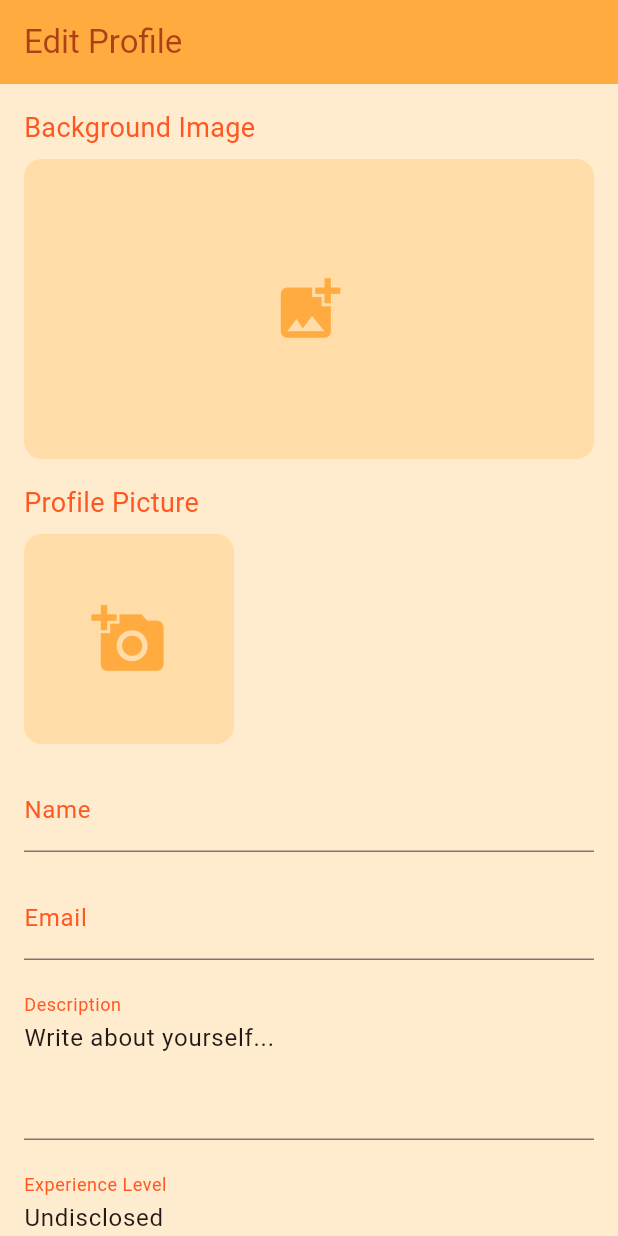
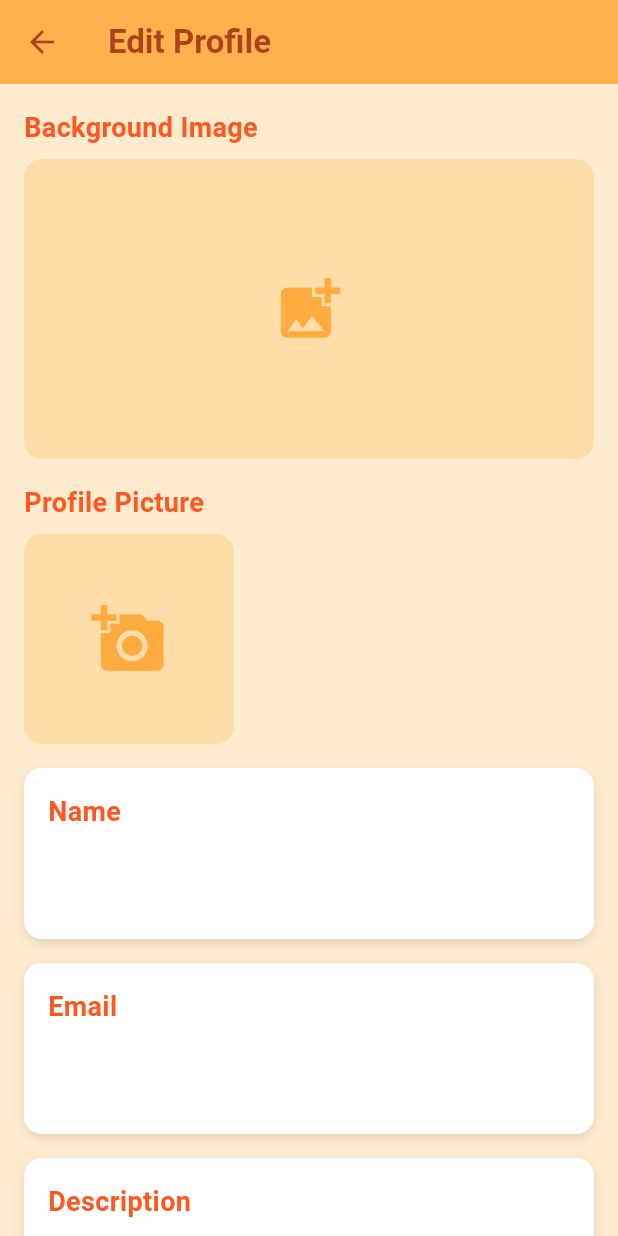
Before and after one commit to FontesTaken/EasyDish_app, a Flutter app: the EditProfilePage screen opened directly, on a phone screen of 412 x 824 dp. Run offline on Flutter 3.47's test engine with Material 3 defaults, Android fonts, the phone set to English and light mode, and no system bars; our stand-ins replace font_awesome_flutter, image_picker.

Commit message:
bug fixes plus finished edit page profile

```diff
--- a/easy_dish/lib/screens/profile/profile_edit.dart
+++ b/easy_dish/lib/screens/profile/profile_edit.dart
@@ -3,6 +3,9 @@ import 'package:image_picker/image_picker.dart';
 import 'dart:io';
 
 import 'package:flutter_app_test/data_classes/user_data.dart';
+import 'package:flutter_app_test/screens/profile/profile_page.dart';
+
+import '../home/home_screen.dart';
 
 class EditProfilePage extends StatefulWidget {
   const EditProfilePage({super.key});
@@ -23,6 +26,11 @@ class EditProfilePageState extends State<EditProfilePage> {
   File? profileImage;
 
   final ImagePicker _picker = ImagePicker();
+
+  // List of experience level options
+  final List<String> experienceOptions = [
+    'Undisclosed', 'Low', 'Medium', 'High', 'Experienced'
+  ];
 
   // Function to select an image from gallery or camera
   Future<void> _pickImage(ImageSource source, bool isBackground) async {
@@ -59,21 +67,46 @@ class EditProfilePageState extends State<EditProfilePage> {
         }
       });
 
-      Navigator.pop(context, true); // Pass true to indicate changes were saved
+      // Navigate to ProfileScreen
+      Navigator.pushAndRemoveUntil(
+        context,
+        MaterialPageRoute(
+          builder: (context) => const HomeScreen(),
+        ),
+            (route) => false,
+      );
     }
   }
 
   @override
   Widget build(BuildContext context) {
     return Scaffold(
+      body: Container(
+        color: Colors.white,
+        child: Scaffold(
           backgroundColor: Colors.orange.withOpacity(0.19),
           appBar: AppBar(
             title: const Text(
               'Edit Profile',
-          style: TextStyle(color: Color(0xA8820A00)),
+              style: TextStyle(
+                color: Color(0xA8820A00),
+                fontWeight: FontWeight.bold,
               ),
-        backgroundColor: Colors.orangeAccent,
-        iconTheme: const IconThemeData(color: Color(0xA8820A00)), // Set arrow color
+            ),
+            backgroundColor: Colors.orangeAccent.withOpacity(0.9),
+            iconTheme: const IconThemeData(color: Color(0xA8820A00)),
+            leading: IconButton(
+              icon: const Icon(Icons.arrow_back),
+              onPressed: () {
+                Navigator.pushAndRemoveUntil(
+                  context,
+                  MaterialPageRoute(
+                    builder: (context) => const HomeScreen(),
+                  ),
+                      (route) => false,
+                );
+              },
+            ),
           ),
           body: SingleChildScrollView(
             padding: const EdgeInsets.all(16.0),
@@ -82,9 +115,14 @@ class EditProfilePageState extends State<EditProfilePage> {
               child: Column(
                 crossAxisAlignment: CrossAxisAlignment.start,
                 children: [
+                  // Background Image Section
                   const Text(
                     'Background Image',
-                style: TextStyle(fontSize: 18, color: Colors.deepOrange),
+                    style: TextStyle(
+                      fontSize: 18,
+                      color: Colors.deepOrange,
+                      fontWeight: FontWeight.bold,
+                    ),
                   ),
                   const SizedBox(height: 8),
                   GestureDetector(
@@ -115,9 +153,14 @@ class EditProfilePageState extends State<EditProfilePage> {
                   ),
                   const SizedBox(height: 16),
 
+                  // Profile Picture Section
                   const Text(
                     'Profile Picture',
-                style: TextStyle(fontSize: 18, color: Colors.deepOrange),
+                    style: TextStyle(
+                      fontSize: 18,
+                      color: Colors.deepOrange,
+                      fontWeight: FontWeight.bold,
+                    ),
                   ),
                   const SizedBox(height: 8),
                   GestureDetector(
@@ -148,64 +191,68 @@ class EditProfilePageState extends State<EditProfilePage> {
                   ),
                   const SizedBox(height: 16),
 
-              TextFormField(
+                  // Name Section
+                  _buildInputSection(
+                    label: 'Name',
                     initialValue: userName,
-                decoration: const InputDecoration(
-                  labelText: 'Name',
-                  labelStyle: TextStyle(color: Colors.deepOrange),
-                  focusedBorder: UnderlineInputBorder(
-                    borderSide: BorderSide(color: Colors.deepOrange),
-                  ),
-                ),
+                    onSaved: (value) => userName = value!,
                     validator: (value) =>
                     value == null || value.isEmpty ? 'Name cannot be empty' : null,
-                onSaved: (value) => userName = value!,
                   ),
                   const SizedBox(height: 16),
 
-              TextFormField(
+                  // Email Section
+                  _buildInputSection(
+                    label: 'Email',
                     initialValue: userEmail,
-                decoration: const InputDecoration(
-                  labelText: 'Email',
-                  labelStyle: TextStyle(color: Colors.deepOrange),
-                  focusedBorder: UnderlineInputBorder(
-                    borderSide: BorderSide(color: Colors.deepOrange),
-                  ),
-                ),
-                validator: (value) => value == null || !value.contains('@')
-                    ? 'Invalid email'
-                    : null,
                     onSaved: (value) => userEmail = value!,
+                    validator: (value) =>
+                    value == null || !value.contains('@') ? 'Invalid email' : null,
                   ),
                   const SizedBox(height: 16),
 
-              TextFormField(
+                  // Description Section
+                  _buildInputSection(
+                    label: 'Description',
                     initialValue: description,
-                decoration: const InputDecoration(
-                  labelText: 'Description',
-                  labelStyle: TextStyle(color: Colors.deepOrange),
-                  focusedBorder: UnderlineInputBorder(
-                    borderSide: BorderSide(color: Colors.deepOrange),
-                  ),
-                ),
+                    onSaved: (value) => description = value!,
                     maxLines: 3,
-                onSaved: (value) => description = value!,
                   ),
                   const SizedBox(height: 16),
 
-              TextFormField(
-                initialValue: experienceLevel,
-                decoration: const InputDecoration(
-                  labelText: 'Experience Level',
-                  labelStyle: TextStyle(color: Colors.deepOrange),
-                  focusedBorder: UnderlineInputBorder(
-                    borderSide: BorderSide(color: Colors.deepOrange),
+                  // Experience Level Section (Dropdown)
+                  const Text(
+                    'Experience Level',
+                    style: TextStyle(
+                      fontSize: 18,
+                      color: Colors.deepOrange,
+                      fontWeight: FontWeight.bold,
                     ),
                   ),
-                onSaved: (value) => experienceLevel = value!,
+                  const SizedBox(height: 8),
+                  DropdownButtonFormField<String>(
+                    value: experienceLevel.isEmpty ? experienceOptions[0] : experienceLevel,
+                    onChanged: (newValue) {
+                      setState(() {
+                        experienceLevel = newValue!;
+                      });
+                    },
+                    onSaved: (newValue) => experienceLevel = newValue!,
+                    items: experienceOptions
+                        .map<DropdownMenuItem<String>>(
+                          (String value) => DropdownMenuItem<String>(
+                        value: value,
+                        child: Text(value),
+                      ),
+                    )
+                        .toList(),
+                    decoration: const InputDecoration(
+                      border: OutlineInputBorder(),
+                    ),
                   ),
                   const SizedBox(height: 24),
 
+                  // Save Changes Button
                   Center(
                     child: ElevatedButton(
                       onPressed: _saveChanges,
@@ -222,6 +269,56 @@ class EditProfilePageState extends State<EditProfilePage> {
               ),
             ),
           ),
+        ),
+      ),
+    );
+  }
+
+  Widget _buildInputSection({
+    required String label,
+    required String initialValue,
+    required FormFieldSetter<String> onSaved,
+    FormFieldValidator<String>? validator,
+    int maxLines = 1,
+  }) {
+    return Container(
+      padding: const EdgeInsets.all(16.0),
+      decoration: BoxDecoration(
+        color: Colors.white,
+        borderRadius: BorderRadius.circular(12),
+        boxShadow: [
+          BoxShadow(
+            color: Colors.black.withOpacity(0.1),
+            blurRadius: 6,
+            offset: const Offset(0, 3),
+          ),
+        ],
+      ),
+      child: Column(
+        crossAxisAlignment: CrossAxisAlignment.start,
+        children: [
+          // Title displayed above the input field
+          Text(
+            label,
+            style: const TextStyle(
+              fontSize: 18,
+              color: Colors.deepOrange,
+              fontWeight: FontWeight.bold,
+            ),
+          ),
+          const SizedBox(height: 8),
+          // Input field without repeating the label
+          TextFormField(
+            initialValue: initialValue,
+            decoration: const InputDecoration(
+              border: InputBorder.none, // Removes extra border inside the box
+            ),
+            validator: validator,
+            onSaved: onSaved,
+            maxLines: maxLines,
+          ),
+        ],
+      ),
     );
   }
 }
--- a/easy_dish/lib/screens/profile/profile_page.dart
+++ b/easy_dish/lib/screens/profile/profile_page.dart
@@ -142,7 +142,7 @@ class ProfilePageState extends State<ProfilePage> {
                           Text(
                             userName,
                             style: const TextStyle(
-                              fontSize: 26,
+                              fontSize: 24,
                               fontWeight: FontWeight.w800,
                               color: Colors.deepOrange,
                             ),
@@ -152,7 +152,7 @@ class ProfilePageState extends State<ProfilePage> {
                           Text(
                             userEmail,
                             style: const TextStyle(
-                              fontSize: 15,
+                              fontSize: 13,
                               fontWeight: FontWeight.w600,
                               color: Colors.black54, // Slightly grayish color
                             ),
@@ -163,7 +163,7 @@ class ProfilePageState extends State<ProfilePage> {
                             "Experience: $experienceLevel",
                             style: const TextStyle(
                               fontSize: 16,
-                              fontWeight: FontWeight.w800,
+                              fontWeight: FontWeight.w700,
                               color: Color(0x7C600700),
                             ),
                           ),
```
Lines whose indentation alone changed are shown as unchanged.
